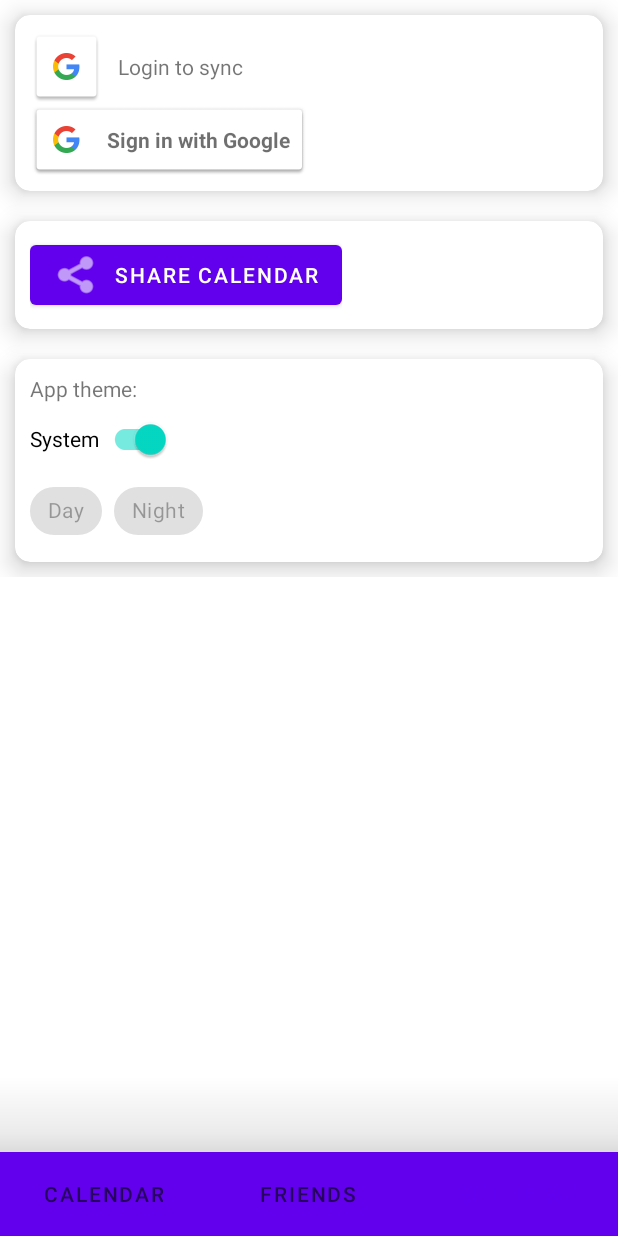
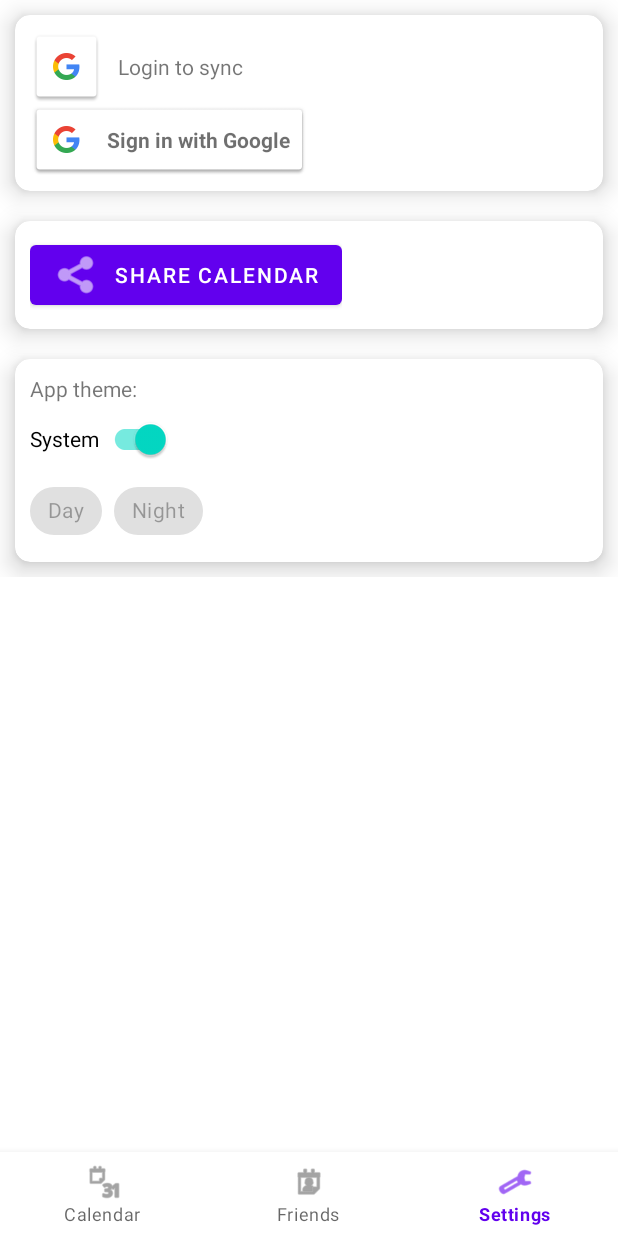
Before and after one commit to Posse666/Calendar, an Android app: the screen it shows after launch (MainActivity), item 3 of the bottom bar chosen, on a phone screen of 412 x 824 dp. Run offline under Robolectric (Android 15) with nearby library versions, the phone set to English and light mode, and no system bars; our stand-ins replace Picasso; libraries missing offline, so code that uses them is left out: com.kizitonwose.calendarview; 2 statements that could not run were skipped.

Commit message:
Switched to bottom navigation

```diff
--- a/app/src/main/java/com/posse/kotlin1/calendar/view/MainActivity.kt
+++ b/app/src/main/java/com/posse/kotlin1/calendar/view/MainActivity.kt
@@ -2,26 +2,48 @@ package com.posse.kotlin1.calendar.view
 
 import android.os.Bundle
 import androidx.appcompat.app.AppCompatActivity
-import androidx.viewpager2.widget.ViewPager2
-import com.google.android.material.tabs.TabLayoutMediator
+import androidx.fragment.app.Fragment
+import androidx.fragment.app.FragmentTransaction
+import com.posse.kotlin1.calendar.R
 import com.posse.kotlin1.calendar.databinding.ActivityMainBinding
 import com.posse.kotlin1.calendar.utils.getAppTheme
-import com.posse.kotlin1.calendar.view.pagerAdapter.SectionsPagerAdapter
-import com.posse.kotlin1.calendar.view.pagerAdapter.TabTitles
+import com.posse.kotlin1.calendar.view.calendar.CalendarFragment
+import com.posse.kotlin1.calendar.view.settings.SettingsFragment
 
 class MainActivity : AppCompatActivity() {
     private val binding: ActivityMainBinding by lazy { ActivityMainBinding.inflate(layoutInflater) }
-    private val viewPager: ViewPager2 by lazy { binding.viewPager }
 
     override fun onCreate(savedInstanceState: Bundle?) {
         super.onCreate(savedInstanceState)
         setTheme(getAppTheme())
         setContentView(binding.root)
-        viewPager.adapter = SectionsPagerAdapter(this)
 
-        TabLayoutMediator(binding.tabs, viewPager) { tab, position ->
-            tab.text = getString(TabTitles.values()[position].tabResources)
-            viewPager.setCurrentItem(tab.position, true)
-        }.attach()
+        binding.bottomNavigation.setOnItemSelectedListener { item ->
+            when (item.itemId) {
+                R.id.bottomCalendar -> replaceFragment(CalendarFragment.newInstance())
+                R.id.bottomFriends -> replaceFragment(FriendsFragment.newInstance())
+                R.id.bottomSettings -> replaceFragment(SettingsFragment.newInstance())
+                else -> replaceFragment(CalendarFragment.newInstance())
+            }
+            true
+        }
+
+        binding.bottomNavigation.selectedItemId = R.id.bottomCalendar
+    }
+
+    private fun replaceFragment(fragment: Fragment) {
+        supportFragmentManager
+            .beginTransaction()
+            .setTransition(FragmentTransaction.TRANSIT_FRAGMENT_FADE)
+            .replace(R.id.mainContainer, fragment)
+            .commit()
+    }
+
+    override fun onBackPressed() {
+        if (binding.bottomNavigation.selectedItemId == R.id.bottomCalendar) {
+            super.onBackPressed()
+        } else {
+            binding.bottomNavigation.selectedItemId = R.id.bottomCalendar
+        }
     }
 }
--- a/app/src/main/java/com/posse/kotlin1/calendar/view/calendar/CalendarFragment.kt
+++ b/app/src/main/java/com/posse/kotlin1/calendar/view/calendar/CalendarFragment.kt
@@ -50,7 +50,7 @@ class CalendarFragment : Fragment() {
 
     override fun onViewCreated(view: View, savedInstanceState: Bundle?) {
         super.onViewCreated(view, savedInstanceState)
-        binding.calendarLayout.setPadding(0, 0, 0, getActionBarSize() + getTextSize() * MULTIPLY)
+        binding.calendarLayout.setPadding(0, 0, 0, getTextSize() * MULTIPLY)
         setupStatistic()
         setupFAB()
         viewModel.getLiveData()
@@ -71,7 +71,7 @@ class CalendarFragment : Fragment() {
 
     private fun setBottomSheetBehavior(bottomSheet: ConstraintLayout) {
         bottomSheetBehavior = BottomSheetBehavior.from(bottomSheet)
-        bottomSheetBehavior.peekHeight = getActionBarSize() + getTextSize() * MULTIPLY
+        bottomSheetBehavior.peekHeight = getTextSize() * MULTIPLY
         bottomSheetBehavior.state = BottomSheetBehavior.STATE_COLLAPSED
     }
 
@@ -79,19 +79,11 @@ class CalendarFragment : Fragment() {
         val layoutParams = binding.fab.layoutParams as ViewGroup.MarginLayoutParams
         layoutParams.bottomMargin =
             resources.getDimension(R.dimen.fab_margin)
-                .toInt() + getActionBarSize() + getTextSize() * MULTIPLY
+                .toInt() + getTextSize() * MULTIPLY
 
         binding.fab.setOnClickListener {
             calendarView.smoothScrollToMonth(YearMonth.now())
         }
-    }
-
-    private fun getActionBarSize(): Int {
-        val actionBarSizeAttr = intArrayOf(android.R.attr.actionBarSize)
-        val a: TypedArray? = context?.obtainStyledAttributes(actionBarSizeAttr)
-        val actionBarSize = a?.getDimensionPixelSize(0, 100) ?: 100
-        a?.recycle()
-        return actionBarSize
     }
 
     private fun getTextSize(): Int {
--- a/app/src/main/java/com/posse/kotlin1/calendar/view/pagerAdapter/SectionsPagerAdapter.kt
+++ /dev/null
@@ -1,33 +0,0 @@
-package com.posse.kotlin1.calendar.view.pagerAdapter
-
-import androidx.fragment.app.Fragment
-import androidx.fragment.app.FragmentActivity
-import androidx.viewpager2.adapter.FragmentStateAdapter
-import com.posse.kotlin1.calendar.R
-import com.posse.kotlin1.calendar.view.FriendsFragment
-import com.posse.kotlin1.calendar.view.calendar.CalendarFragment
-import com.posse.kotlin1.calendar.view.settings.SettingsFragment
-import com.posse.kotlin1.calendar.view.statistic.StatisticFragment
-
-class SectionsPagerAdapter(fragmentActivity: FragmentActivity) :
-    FragmentStateAdapter(fragmentActivity) {
-
-    override fun getItemCount(): Int {
-        return TabTitles.values().size
-    }
-
-    override fun createFragment(position: Int): Fragment {
-        return when (position) {
-            TabTitles.CALENDAR.position -> CalendarFragment.newInstance()
-            TabTitles.FRIENDS.position -> FriendsFragment.newInstance()
-            TabTitles.SETTINGS.position -> SettingsFragment.newInstance()
-            else -> throw RuntimeException()
-        }
-    }
-}
-
-enum class TabTitles(val tabResources: Int, val position: Int) {
-    CALENDAR(R.string.tab_calendar_text, 0),
-    FRIENDS(R.string.tab_friends_text, 1),
-    SETTINGS(R.string.tab_settings_text, 2)
-}
--- a/app/src/main/res/layout/activity_main.xml
+++ b/app/src/main/res/layout/activity_main.xml
@@ -1,32 +1,26 @@
 <?xml version="1.0" encoding="utf-8"?>
-<androidx.coordinatorlayout.widget.CoordinatorLayout xmlns:android="http://schemas.android.com/apk/res/android"
+<androidx.constraintlayout.widget.ConstraintLayout xmlns:android="http://schemas.android.com/apk/res/android"
     xmlns:app="http://schemas.android.com/apk/res-auto"
-    xmlns:tools="http://schemas.android.com/tools"
     android:layout_width="match_parent"
-    android:layout_height="match_parent"
-    tools:context=".view.MainActivity">
+    android:layout_height="match_parent">
 
-    <androidx.viewpager2.widget.ViewPager2
-        android:id="@+id/view_pager"
+    <FrameLayout
+        android:id="@+id/mainContainer"
         android:layout_width="match_parent"
         android:layout_height="match_parent"
-        app:layout_behavior="@string/appbar_scrolling_view_behavior" />
+        android:layout_marginBottom="?actionBarSize"
+        app:layout_constraintBottom_toTopOf="@+id/bottomNavigation"
+        app:layout_constraintEnd_toEndOf="parent"
+        app:layout_constraintStart_toStartOf="parent"
+        app:layout_constraintTop_toTopOf="parent" />
 
-    <com.google.android.material.bottomappbar.BottomAppBar
-        android:id="@+id/bottomAppBar"
+    <com.google.android.material.bottomnavigation.BottomNavigationView
+        android:id="@+id/bottomNavigation"
         android:layout_width="match_parent"
         android:layout_height="wrap_content"
-        android:layout_gravity="bottom"
-        android:backgroundTint="?attr/colorPrimary"
-        app:contentInsetStart="0dp"
-        app:elevation="100dp"
-        app:layout_anchorGravity="center">
-
-        <com.google.android.material.tabs.TabLayout
-            android:id="@+id/tabs"
-            android:layout_width="match_parent"
-            android:layout_height="wrap_content"
-            android:background="?attr/colorPrimary" />
-    </com.google.android.material.bottomappbar.BottomAppBar>
-
-</androidx.coordinatorlayout.widget.CoordinatorLayout>
+        app:labelVisibilityMode="auto"
+        app:layout_constraintBottom_toBottomOf="parent"
+        app:layout_constraintEnd_toEndOf="parent"
+        app:layout_constraintStart_toStartOf="parent"
+        app:menu="@menu/bottom_navigation_view" />
+</androidx.constraintlayout.widget.ConstraintLayout>
--- a/app/src/main/res/layout/fragment_statistic.xml
+++ b/app/src/main/res/layout/fragment_statistic.xml
@@ -9,7 +9,7 @@
         android:id="@+id/bottom_sheet_container"
         android:layout_width="match_parent"
         android:layout_height="match_parent"
-        android:background="#f6f6fa"
+        android:background="?colorOnPrimary"
         android:paddingBottom="?android:attr/actionBarSize"
         android:visibility="visible"
         app:behavior_hideable="true"
--- /dev/null
+++ b/app/src/main/res/menu/bottom_navigation_view.xml
@@ -0,0 +1,14 @@
+<?xml version="1.0" encoding="utf-8"?>
+<menu xmlns:android="http://schemas.android.com/apk/res/android">
+    <item android:id="@+id/bottomCalendar"
+        android:icon="@android:drawable/ic_menu_month"
+        android:title="@string/calendar_bottom"/>
+
+    <item android:id="@+id/bottomFriends"
+        android:icon="@android:drawable/ic_menu_my_calendar"
+        android:title="@string/friends_bottom"/>
+
+    <item android:id="@+id/bottomSettings"
+        android:icon="@android:drawable/ic_menu_preferences"
+        android:title="@string/settings_bottom"/>
+</menu>
--- a/app/src/main/res/values/strings.xml
+++ b/app/src/main/res/values/strings.xml
@@ -1,10 +1,6 @@
 <resources>
     <string name="app_name">AlcoCalendar</string>
 
-    <string name="tab_calendar_text">Calendar</string>
-    <string name="tab_friends_text">Friends</string>
-    <string name="tab_statistic_text">Statistic</string>
-    <string name="tab_settings_text">Settings</string>
     <string name="hello_friends_fragment">Hello friends fragment</string>
     <string name="backToDateButton">Back to current date</string>
 
@@ -51,4 +47,8 @@
     <string name="day">Day</string>
     <string name="night">Night</string>
 
+    <string name="calendar_bottom">Calendar</string>
+    <string name="friends_bottom">Friends</string>
+    <string name="settings_bottom">Settings</string>
+
 </resources>
```
Also changed, not shown: 1 other file.
